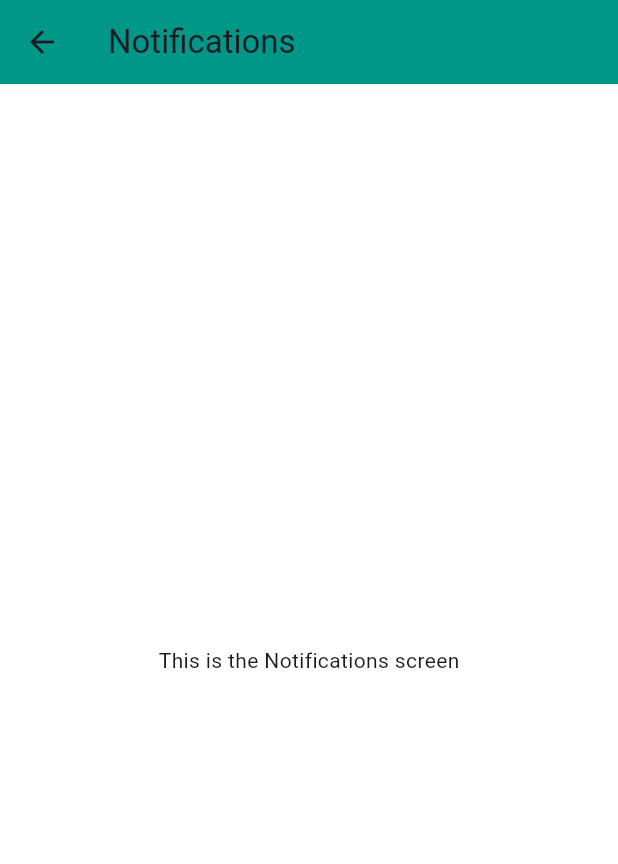
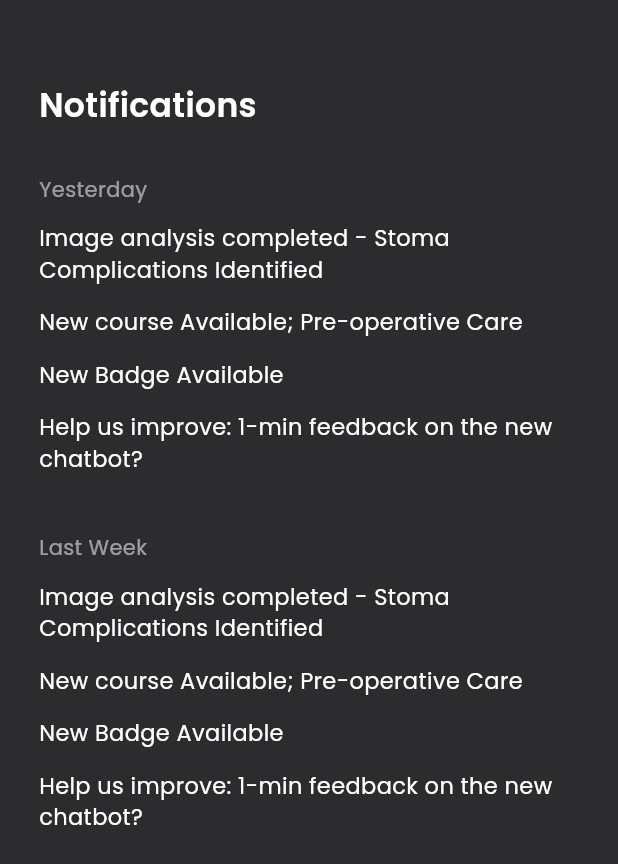
Before and after one commit to muijayaweera/mentora-mobile-app, a Flutter app: the NotificationsScreen screen opened by its route, on a phone screen of 412 x 824 dp. Shown: the top 864 px of the screen. Run offline on Flutter 3.47's test engine with Material 3 defaults, Android fonts, the phone set to English and light mode, and no system bars; our stand-ins replace google_fonts, image_picker.

Commit message:
notifications page initial commit

```diff
--- a/lib/screens/notifications.dart
+++ b/lib/screens/notifications.dart
@@ -1,4 +1,5 @@
 import 'package:flutter/material.dart';
+import 'package:google_fonts/google_fonts.dart';
 
 class NotificationsScreen extends StatelessWidget {
   const NotificationsScreen({super.key});
@@ -6,12 +7,63 @@ class NotificationsScreen extends StatelessWidget {
   @override
   Widget build(BuildContext context) {
     return Scaffold(
-      appBar: AppBar(
-        title: const Text('Notifications'),
-        backgroundColor: Colors.teal,
+      backgroundColor: const Color(0xFF2C2C2E),
+      body: SingleChildScrollView(
+        padding: const EdgeInsets.symmetric(horizontal: 26, vertical: 55),
+        child: Column(
+          crossAxisAlignment: CrossAxisAlignment.start,
+          children: [
+            Text(
+              "Notifications",
+              style: GoogleFonts.poppins(
+                color: Colors.white,
+                fontSize: 22,
+                fontWeight: FontWeight.w600,
+              ),
+            ),
+
+            const SizedBox(height: 30),
+
+            _sectionHeader("Yesterday"),
+            const SizedBox(height: 12),
+            _notifItem("Image analysis completed - Stoma Complications Identified"),
+            _notifItem("New course Available; Pre-operative Care"),
+            _notifItem("New Badge Available"),
+            _notifItem("Help us improve: 1-min feedback on the new chatbot?"),
+
+            const SizedBox(height: 25),
+
+            _sectionHeader("Last Week"),
+            const SizedBox(height: 12),
+            _notifItem("Image analysis completed - Stoma Complications Identified"),
+            _notifItem("New course Available; Pre-operative Care"),
+            _notifItem("New Badge Available"),
+            _notifItem("Help us improve: 1-min feedback on the new chatbot?"),
+          ],
+        ),
       ),
-      body: const Center(
-        child: Text('This is the Notifications screen'),
+    );
+  }
+
+  Widget _sectionHeader(String text) {
+    return Text(
+      text,
+      style: GoogleFonts.poppins(
+        color: Colors.white54,
+        fontSize: 14,
+      ),
+    );
+  }
+
+  Widget _notifItem(String text) {
+    return Padding(
+      padding: const EdgeInsets.only(bottom: 14),
+      child: Text(
+        text,
+        style: GoogleFonts.poppins(
+          color: Colors.white,
+          fontSize: 15,
+        ),
       ),
     );
   }
```
